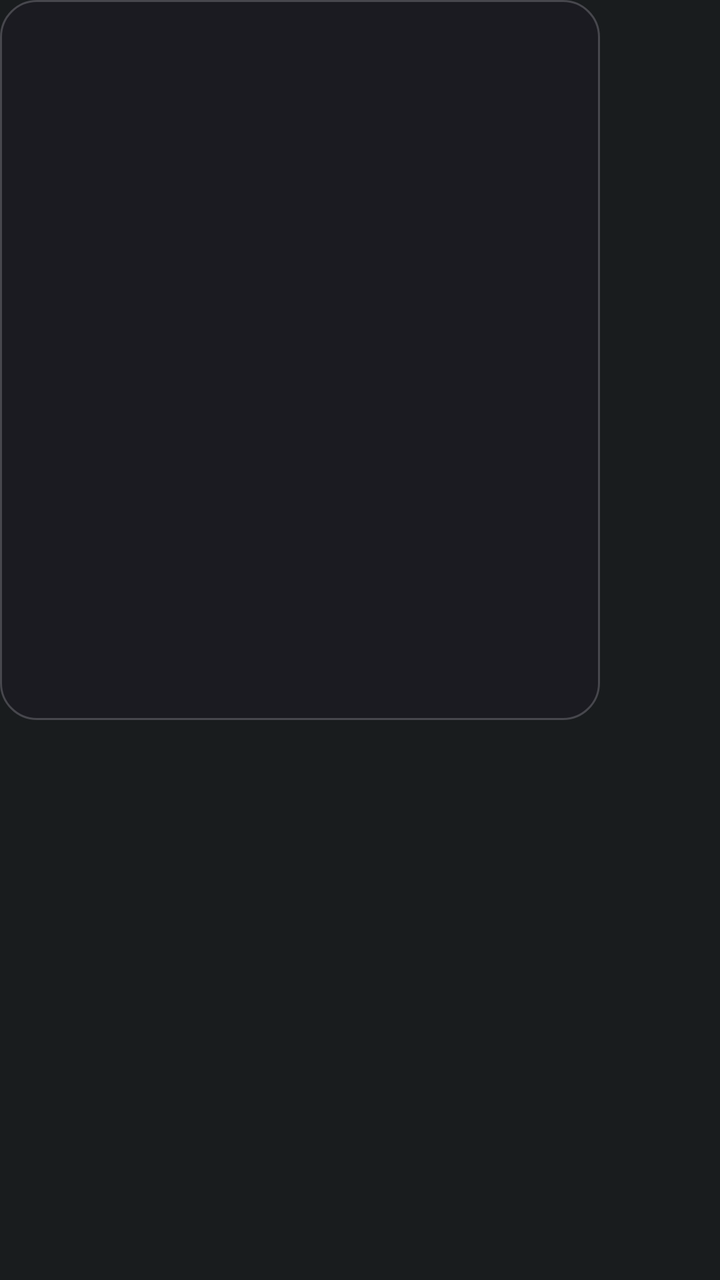
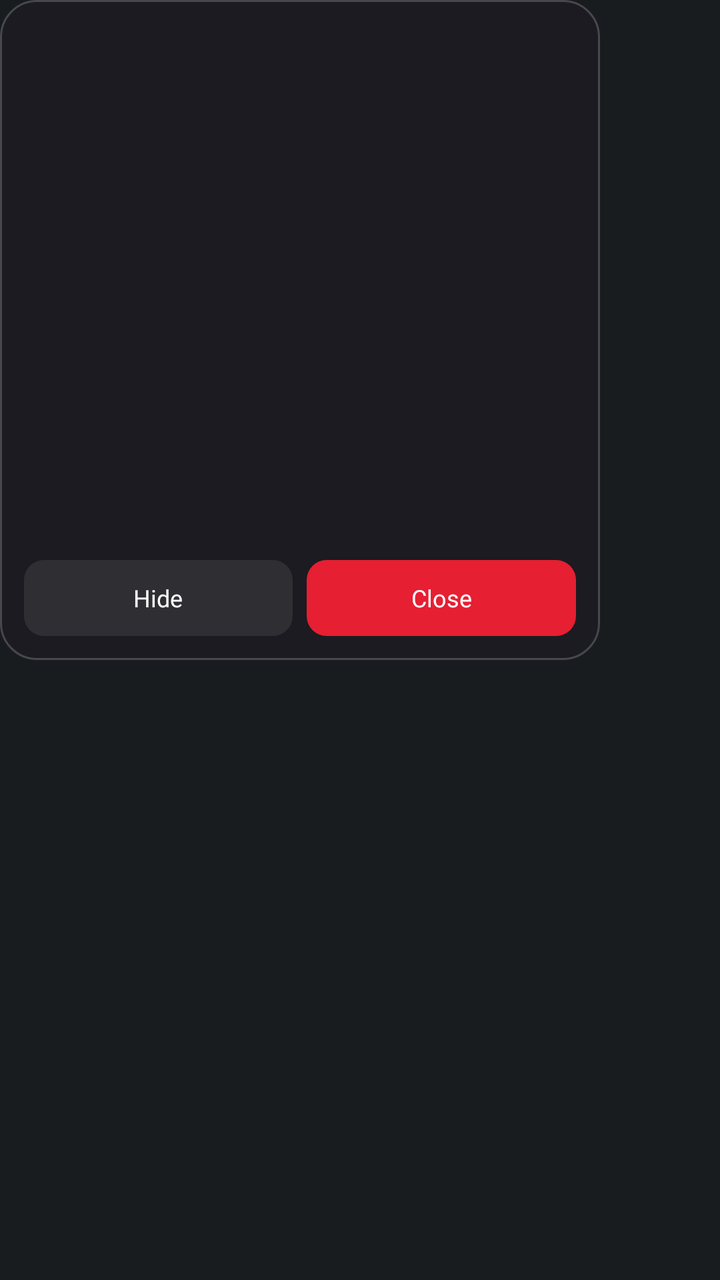

Two renders of the same Android screen: before a commit and after it. Below are the layout's source before the change and the commit's diff.
<!-- AndroidManifest.xml: application theme android:Theme.DeviceDefault.NoActionBar -->
<!-- res/layout/overlay_panel.xml -->
<?xml version="1.0" encoding="utf-8"?>
<FrameLayout xmlns:android="http://schemas.android.com/apk/res/android"
    android:id="@+id/root_overlay"
    android:layout_width="wrap_content"
    android:layout_height="wrap_content"
    android:background="@android:color/transparent">

    <LinearLayout
        android:id="@+id/panel"
        android:layout_width="300dp"
        android:layout_height="360dp"
        android:orientation="vertical"
        android:padding="12dp"
        android:background="@drawable/bg_panel">
        <FrameLayout
            android:id="@+id/page_host"
            android:layout_width="match_parent"
            android:layout_height="match_parent" />
    </LinearLayout>
</FrameLayout>
<!-- resources referenced by this layout -->
<resources>
  <!-- drawable bg_panel (drawable) -->
  <?xml version="1.0" encoding="utf-8"?>
  <shape xmlns:android="http://schemas.android.com/apk/res/android"
      android:shape="rectangle">
      <solid android:color="#F21C1C21" />
      <corners android:radius="18dp" />
      <stroke
          android:width="1dp"
          android:color="#47474D" />
  </shape>
</resources>

<!-- the commit's change to res/layout/overlay_panel.xml (unified diff, before → after) -->
@@ -8,13 +8,48 @@
     <LinearLayout
         android:id="@+id/panel"
         android:layout_width="300dp"
-        android:layout_height="360dp"
+        android:layout_height="330dp"
         android:orientation="vertical"
         android:padding="12dp"
         android:background="@drawable/bg_panel">
         <FrameLayout
             android:id="@+id/page_host"
             android:layout_width="match_parent"
-            android:layout_height="match_parent" />
+            android:layout_height="0dp"
+            android:layout_weight="1" />
+
+        <LinearLayout
+            android:id="@+id/panel_actions"
+            android:layout_width="match_parent"
+            android:layout_height="38dp"
+            android:layout_marginTop="7dp"
+            android:orientation="horizontal"
+            android:gravity="center_vertical">
+            <TextView
+                android:id="@+id/btn_hide"
+                android:layout_width="0dp"
+                android:layout_height="match_parent"
+                android:layout_weight="1"
+                android:gravity="center"
+                android:text="Hide"
+                android:textColor="#FFFFFF"
+                android:textSize="12sp"
+                android:fontFamily="@font/gf_medium"
+                android:background="@drawable/bg_btn_dark"/>
+            <Space
+                android:layout_width="7dp"
+                android:layout_height="1dp"/>
+            <TextView
+                android:id="@+id/btn_close"
+                android:layout_width="0dp"
+                android:layout_height="match_parent"
+                android:layout_weight="1"
+                android:gravity="center"
+                android:text="Close"
+                android:textColor="#FFFFFF"
+                android:textSize="12sp"
+                android:fontFamily="@font/gf_medium"
+                android:background="@drawable/bg_btn_red"/>
+        </LinearLayout>
     </LinearLayout>
 </FrameLayout>
<!-- resource entries referenced after the edit -->
@@ -1,5 +1,19 @@
 <!-- resources referenced by this layout -->
 <resources>
+  <!-- drawable bg_btn_dark (drawable) -->
+  <?xml version="1.0" encoding="utf-8"?>
+  <shape xmlns:android="http://schemas.android.com/apk/res/android"
+      android:shape="rectangle">
+      <solid android:color="#2E2E33" />
+      <corners android:radius="10dp" />
+  </shape>
+  <!-- drawable bg_btn_red (drawable) -->
+  <?xml version="1.0" encoding="utf-8"?>
+  <shape xmlns:android="http://schemas.android.com/apk/res/android"
+      android:shape="rectangle">
+      <solid android:color="#E61F33" />
+      <corners android:radius="10dp" />
+  </shape>
   <!-- drawable bg_panel (drawable) -->
   <?xml version="1.0" encoding="utf-8"?>
   <shape xmlns:android="http://schemas.android.com/apk/res/android"
